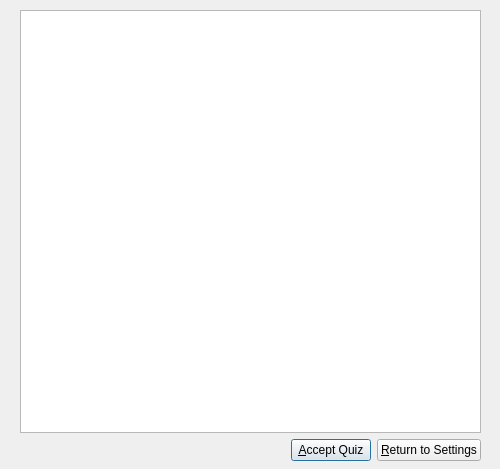
Qt form designer/qprev.ui (sobjornstad/clicker-quiz-manager) before a commit.
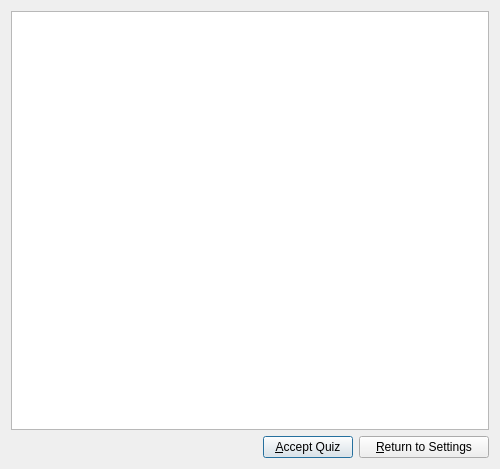
The same form after that commit.

Commit message:
allow resizing dialog boxes
This required significant redoing of the question edit dialog, since it
had been done kind of sloppily, without really properly nesting the
boxes. It took about an hour to get it back to the level it was at
previously, but now it resizes, which is very good.

I'd also like to add randomize/alphabetize all features to the button
set, and put a line between the single/all entry functions.

What changed in the file:
```diff
--- a/designer/qprev.ui
+++ b/designer/qprev.ui
@@ -13,15 +13,8 @@
   <property name="windowTitle">
    <string>Preview Quiz</string>
   </property>
-  <widget class="QWidget" name="layoutWidget">
-   <property name="geometry">
-    <rect>
-     <x>20</x>
-     <y>10</y>
-     <width>461</width>
-     <height>451</height>
-    </rect>
-   </property>
+  <layout class="QVBoxLayout" name="verticalLayout_2">
+   <item>
    <layout class="QVBoxLayout" name="verticalLayout">
     <item>
      <widget class="QPlainTextEdit" name="prevText">
@@ -47,6 +40,12 @@
       </item>
       <item>
        <widget class="QPushButton" name="okButton">
+         <property name="minimumSize">
+          <size>
+           <width>90</width>
+           <height>0</height>
+          </size>
+         </property>
         <property name="toolTip">
          <string>Export this quiz to an RTF file and reschedule sets used in it.</string>
         </property>
@@ -60,6 +59,12 @@
       </item>
       <item>
        <widget class="QPushButton" name="cancelButton">
+         <property name="minimumSize">
+          <size>
+           <width>130</width>
+           <height>0</height>
+          </size>
+         </property>
         <property name="toolTip">
          <string>Close this dialog without using this quiz.</string>
         </property>
@@ -71,7 +76,8 @@
      </layout>
     </item>
    </layout>
-  </widget>
+   </item>
+  </layout>
  </widget>
  <resources/>
  <connections/>
```
Lines whose indentation alone changed are shown as unchanged. The commit also changes 5 other files.
